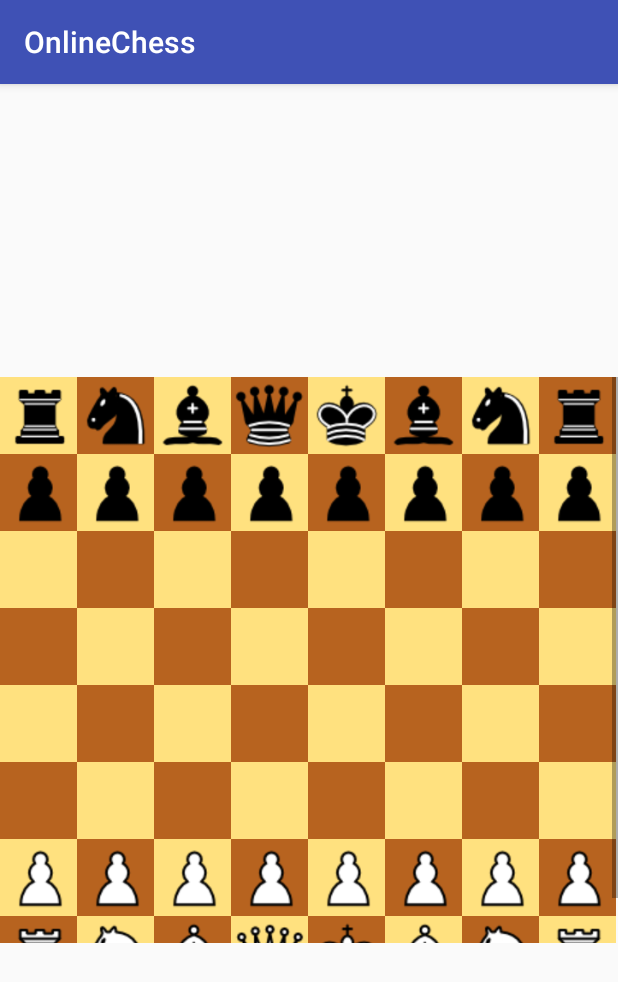
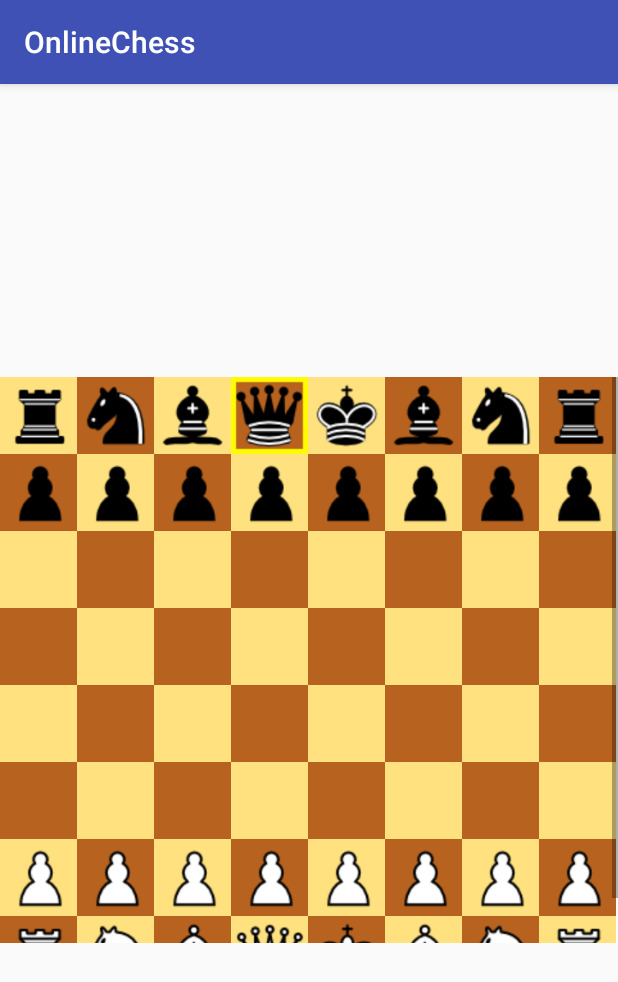
Before and after one commit to antoniolimadev/online-chess, an Android app: the screen it shows after launch (SinglePlayerActivity), after a tap on "BUTTON", on a phone screen of 412 x 824 dp. Shown: the top 982 px of the screen. Run offline under Robolectric (Android 15) with nearby library versions, the light colour scheme and no system bars.

Commit message:
created GameController class and improved logic and visual division regarding the selection of a piece.

```diff
--- a/app/src/main/AndroidManifest.xml
+++ b/app/src/main/AndroidManifest.xml
@@ -3,7 +3,7 @@
     package="co.antoniolima.onlinechess">
 
     <application
-        android:name="co.antoniolima.onlinechess.GameData"
+        android:name="co.antoniolima.onlinechess.GameController"
         android:allowBackup="true"
         android:icon="@mipmap/ic_launcher"
         android:label="@string/app_name"
--- /dev/null
+++ b/app/src/main/java/co/antoniolima/onlinechess/GameController.java
@@ -0,0 +1,78 @@
+package co.antoniolima.onlinechess;
+
+import android.app.Application;
+import android.content.Context;
+import android.content.res.Resources;
+import android.graphics.drawable.Drawable;
+
+import java.util.ArrayList;
+import java.util.Arrays;
+
+import static co.antoniolima.onlinechess.Constants.BOARD_SIZE;
+import static co.antoniolima.onlinechess.Constants.DRAWABLE_EMPTY;
+import static co.antoniolima.onlinechess.Constants.DRAWABLE_SELECTED;
+import static co.antoniolima.onlinechess.Constants.WHITE;
+
+public class GameController extends Application{
+
+    GameData gameData;
+    int [] images;          // array with all 8x8 images to visually build the chess board
+    boolean [] highlighted; // if highlighted[5] is true then position 5 is highlighted
+
+    @Override
+    public void onCreate() {
+        super.onCreate();
+        this.gameData = new GameData();
+        this.images = new int[BOARD_SIZE];
+        this.updateImages();
+    }
+
+    // if there's a piece on position p
+    public boolean isThisPositionTaken(int p){
+
+        for (Piece piece : this.gameData.getBoardPieces()) {
+            if (piece.getPosition() == p)
+                return true;
+        }
+        return false;
+    }
+
+    public Piece getPieceByPosition(int p){
+
+        for (Piece piece : this.gameData.getBoardPieces()) {
+            if (piece.getPosition() == p)
+                return piece;
+        }
+        return null;
+    }
+
+    public Piece getSelectedPiece(){ return this.gameData.getSelectedPiece(); }
+
+    public void selectPiece(int p){
+
+        if(isThisPositionTaken(p)) {
+            this.gameData.setSelectedPiece(getPieceByPosition(p));
+            this.updateImages();
+        }
+    }
+
+    public int[] getImages() {
+        return images;
+    }
+
+    public int getImage(int i){ return images[i]; }
+
+    public void updateImages(){
+
+        //resets array
+        Arrays.fill(this.images, DRAWABLE_EMPTY);
+
+        for (Piece piece : this.gameData.getBoardPieces()) {
+            if (piece.getColor() == WHITE) {
+                this.images[piece.getPosition()] = piece.getIdWhiteImage();
+            } else {
+                this.images[piece.getPosition()] = piece.getIdBlackImage();
+            }
+        }
+    }
+}
--- a/app/src/main/java/co/antoniolima/onlinechess/GameData.java
+++ b/app/src/main/java/co/antoniolima/onlinechess/GameData.java
@@ -1,64 +1,33 @@
 package co.antoniolima.onlinechess;
 
-import android.app.Application;
 import java.util.ArrayList;
 import java.util.Arrays;
 
 import static co.antoniolima.onlinechess.Constants.BLACK;
-import static co.antoniolima.onlinechess.Constants.BOARD_SIZE;
 import static co.antoniolima.onlinechess.Constants.DRAWABLE_EMPTY;
 import static co.antoniolima.onlinechess.Constants.WHITE;
 
-public class GameData extends Application{
+public class GameData {
 
     ArrayList<Piece> boardPieces;   // array with all game pieces
-    int [] pieceImages;             // array with all 8x8 images to visually build the chess board
-    Piece selectedPiece;            // piece selected currently, there can be only one
+    Piece selectedPiece;    // piece selected currently, there can be only one
 
-    @Override
-    public void onCreate() {
-        super.onCreate();
-
-        this.pieceImages = new int[BOARD_SIZE];
+    public GameData (){
         this.boardPieces = new ArrayList<>();
         this.selectedPiece = null;
         this.initGameData();
+        this.selectedPiece = this.boardPieces.get(3);
     }
 
     public ArrayList<Piece> getBoardPieces() {
-        return boardPieces;
+        return this.boardPieces;
     }
 
-    public boolean isThisPositionTaken(int p){
+    public Piece getSelectedPiece(){ return selectedPiece; }
 
-        for (Piece piece : boardPieces) {
-            if (piece.getPosition() == p)
-                return true;
-        }
-        return false;
-    }
-
-    public Piece getPieceByPosition(int p){
-
-        for (Piece piece : boardPieces) {
-            if (piece.getPosition() == p)
-                return piece;
-        }
-        return null;
-    }
-
-    public void selectPiece(Piece piece){
-        this.selectedPiece = piece;
-    }
-
-    public int[] getPieceImages() {
-        return pieceImages;
-    }
+    public void setSelectedPiece(Piece selectedPiece) { this.selectedPiece = selectedPiece; }
 
     public void initGameData(){
-
-        // preenche array de images com images transparentes
-        Arrays.fill(pieceImages, DRAWABLE_EMPTY);
 
         // preenche array de peças com todas as peças na posicao inicial
         this.boardPieces.add(new Rook(BLACK,    0));
--- a/app/src/main/java/co/antoniolima/onlinechess/GridAdapter.java
+++ b/app/src/main/java/co/antoniolima/onlinechess/GridAdapter.java
@@ -14,32 +14,30 @@ import static co.antoniolima.onlinechess.Constants.BOARD_WIDTH;
 import static co.antoniolima.onlinechess.Constants.BLACK_B;
 import static co.antoniolima.onlinechess.Constants.BLACK_G;
 import static co.antoniolima.onlinechess.Constants.BLACK_R;
+import static co.antoniolima.onlinechess.Constants.DRAWABLE_SELECTED;
 import static co.antoniolima.onlinechess.Constants.WHITE_B;
 import static co.antoniolima.onlinechess.Constants.WHITE_G;
 import static co.antoniolima.onlinechess.Constants.WHITE_R;
-import static co.antoniolima.onlinechess.Constants.DRAWABLE_SELECTED;
 
 public class GridAdapter extends BaseAdapter {
 
     Context context;
-    GameData gameData;
-    private final int [] images;
+    GameController gameController;
     int x, y;
 
-    public GridAdapter(Context context, GameData gameData, int[] images) {
-        this.gameData = gameData;
+    public GridAdapter(Context context, GameController gameController) {
+        this.gameController = gameController;
         this.context = context;
-        this.images = images;
     }
 
     @Override
     public int getCount() {
-        return images.length;
+        return this.gameController.getImages().length;
     }
 
     //return cell
     @Override
-    public Object getItem(int i) { return images[i]; }
+    public Object getItem(int i) { return this.gameController.getImage(i); }
 
     @Override
     public long getItemId(int i) {
@@ -50,9 +48,18 @@ public class GridAdapter extends BaseAdapter {
     public View getView(final int i, View view, ViewGroup viewGroup) {
 
         final ImageView imageView = new ImageView(context);
-        imageView.setImageResource(images[i]);
+
+        if(this.gameController.getSelectedPiece().getPosition() != i) {
+            imageView.setImageResource(this.gameController.getImage(i));
+        } else {
+            Resources r = context.getResources();
+            Drawable[] layers = new Drawable[2];
+            layers[0] = r.getDrawable(this.gameController.getImage(i)); // imagem que lá está
+            layers[1] = r.getDrawable(DRAWABLE_SELECTED);               // borda amarela
+            LayerDrawable layerDrawable = new LayerDrawable(layers);
+            imageView.setImageDrawable(layerDrawable);
+        }
         imageView.setAdjustViewBounds(true);
-
 //      y = ind/cols
 //      x = ind%cols
         y = i/BOARD_WIDTH;
@@ -74,19 +81,8 @@ public class GridAdapter extends BaseAdapter {
         }
         imageView.setOnClickListener(new View.OnClickListener() {
             public void onClick(View v) {
-
-                boolean positionTaken = gameData.isThisPositionTaken(i);
-
-                if(positionTaken) {
-                    Piece selectedPiece = gameData.getPieceByPosition(i);
-                    Resources r = context.getResources();
-                    Drawable[] layers = new Drawable[2];
-                    layers[0] = r.getDrawable(selectedPiece.getCurrentImageId());   // imagem que lá está
-                    layers[1] = r.getDrawable(DRAWABLE_SELECTED);                   // borda amarela
-                    LayerDrawable layerDrawable = new LayerDrawable(layers);
-                    imageView.setImageDrawable(layerDrawable);
-                    gameData.selectPiece(selectedPiece);
-                }
+                gameController.selectPiece(i);
+                notifyDataSetChanged();
             }
         });
         return imageView;
--- a/app/src/main/java/co/antoniolima/onlinechess/SinglePlayerActivity.java
+++ b/app/src/main/java/co/antoniolima/onlinechess/SinglePlayerActivity.java
@@ -6,37 +6,23 @@ import android.widget.GridView;
 import java.util.ArrayList;
 
 import static co.antoniolima.onlinechess.Constants.BOARD_WIDTH;
-import static co.antoniolima.onlinechess.Constants.WHITE;
 
 public class SinglePlayerActivity extends AppCompatActivity {
 
-    GameData gameData;
+    GameController gameController;
     GridView gridViewBoard;
-    int [] images;
-    ArrayList<Piece> boardPieces;
 
     @Override
     protected void onCreate(Bundle savedInstanceState) {
         super.onCreate(savedInstanceState);
         setContentView(R.layout.activity_single_player);
 
-        // get gameData and gridView
-        gameData = (GameData) getApplication();
+        // get gameController and gridView
+        gameController = (GameController) getApplication();
         gridViewBoard = findViewById(R.id.gridViewBoard);
         gridViewBoard.setNumColumns(BOARD_WIDTH);
 
-        images = gameData.getPieceImages();
-        boardPieces = gameData.getBoardPieces();
-
-
-        for (Piece piece : boardPieces) {
-            if (piece.getColor() == WHITE) {
-                images[piece.getPosition()] = piece.getIdWhiteImage();
-            } else{
-                images[piece.getPosition()] = piece.getIdBlackImage();
-            }
-        }
-        GridAdapter gridAdapter = new GridAdapter(this, gameData, images);
+        GridAdapter gridAdapter = new GridAdapter(this, gameController);
         gridViewBoard.setAdapter(gridAdapter);
     }
 }
--- a/app/src/main/java/co/antoniolima/onlinechess/StartActivity.java
+++ b/app/src/main/java/co/antoniolima/onlinechess/StartActivity.java
@@ -24,7 +24,7 @@ public class StartActivity extends AppCompatActivity {
             public void onClick(View v) {
 
                 String texto = textBox.getText().toString();
-                //gameData.setNome(texto);
+                //gameController.setNome(texto);
 
                 Intent intent = new Intent(getApplicationContext(), SinglePlayerActivity.class);
                 startActivity(intent);
```
